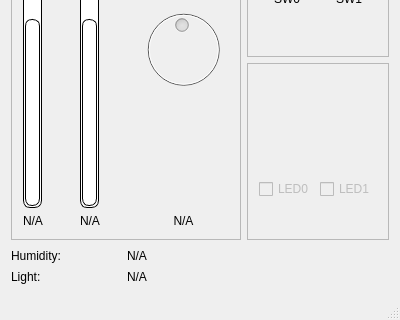
Qt form Projects/Qt/Remote_Controller/mainwindow.ui (Lyque/diplomaterv) before a commit; both pictures show x 0 to 400 and y 180 to 500 of the 400 by 500 pixel window.
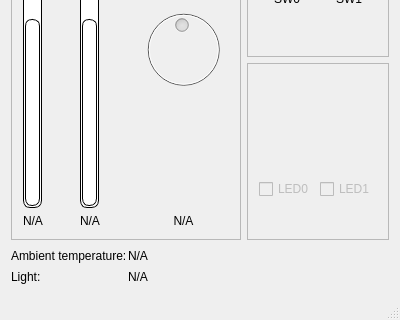
The same form after that commit. Icons and pictures are not drawn.

Commit message:
Humidity sensor changed to temperature sensor
The humidity sensor was buggy

```diff
--- a/Projects/Qt/Remote_Controller/mainwindow.ui
+++ b/Projects/Qt/Remote_Controller/mainwindow.ui
@@ -113,7 +113,7 @@
          </size>
         </property>
         <property name="text">
-         <string>Humidity:</string>
+         <string>Ambient temperature:</string>
         </property>
        </widget>
       </item>
```
Left out of the diff: 2 changed lines with no effect on the pictures. The commit also changes 6 other files.
